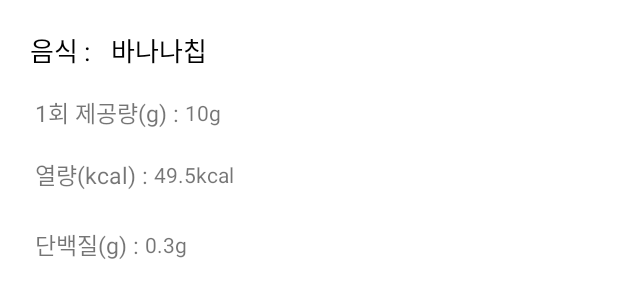
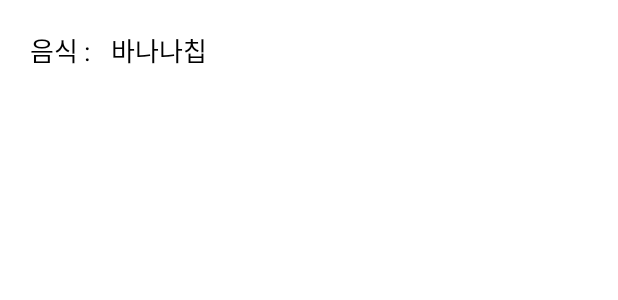
Before and after one commit to dqwdd/CalorieXMLParsing_Final, an Android app: the layout item_colorie_data_list.xml on its own in the app's theme, with its tools: preview values and no code run, on a phone screen of 412 x 824 dp. Shown: the top 300 px of the screen. Run offline under Robolectric (Android 15) with nearby library versions, the phone set to English and light mode, and no system bars.

Commit message:
2개 뷰 홀더 쓰기 예제 item이랑 어댑터만 손보면 됨

```diff
--- a/app/src/main/res/layout/item_colorie_data_list.xml
+++ b/app/src/main/res/layout/item_colorie_data_list.xml
@@ -29,71 +29,4 @@
 
     </LinearLayout>
 
-    <LinearLayout
-        android:paddingTop="10dp"
-        android:layout_width="match_parent"
-        android:layout_height="40dp"
-        android:layout_margin="3dp"
-        android:gravity="center|left"
-        android:orientation="horizontal">
-
-        <TextView
-            android:layout_width="wrap_content"
-            android:layout_height="wrap_content"
-            android:text="1회 제공량(g) : "
-            android:textSize="15dp" />
-
-        <TextView
-            android:id="@+id/tv_serving_wt"
-            android:layout_width="wrap_content"
-            android:layout_height="wrap_content"
-            android:layout_marginEnd="10dp"
-            android:text="10g"/>
-
-    </LinearLayout>
-
-    <LinearLayout
-        android:layout_width="match_parent"
-        android:layout_height="40dp"
-        android:layout_margin="3dp"
-        android:gravity="center|left"
-        android:orientation="horizontal">
-
-        <TextView
-            android:layout_width="wrap_content"
-            android:layout_height="wrap_content"
-            android:text="열량(kcal) : "
-            android:textSize="15dp" />
-
-        <TextView
-            android:id="@+id/tv_nutr_cont1"
-            android:layout_width="wrap_content"
-            android:layout_height="wrap_content"
-            android:layout_marginEnd="10dp"
-            android:text="49.5kcal"/>
-
-    </LinearLayout>
-
-    <LinearLayout
-        android:layout_width="match_parent"
-        android:layout_height="40dp"
-        android:layout_margin="3dp"
-        android:gravity="center|left"
-        android:orientation="horizontal">
-
-        <TextView
-            android:layout_width="wrap_content"
-            android:layout_height="wrap_content"
-            android:text="단백질(g) : "
-            android:textSize="15dp" />
-
-        <TextView
-            android:id="@+id/tv_nutr_cont3"
-            android:layout_width="wrap_content"
-            android:layout_height="wrap_content"
-            android:layout_marginEnd="10dp"
-            android:text="0.3g"/>
-
-    </LinearLayout>
-
 </LinearLayout>
```
Also changed, not shown: app/src/main/java/kr/co/mbest/caloriexmlparsing_final/ItemRecyclerAdapter.kt (+56 -10 lines).
